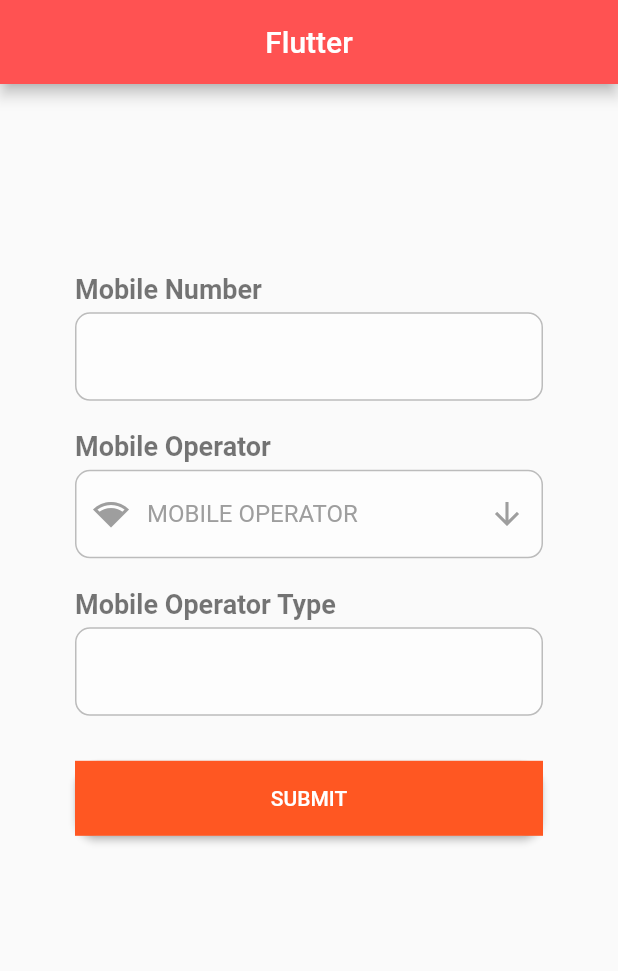
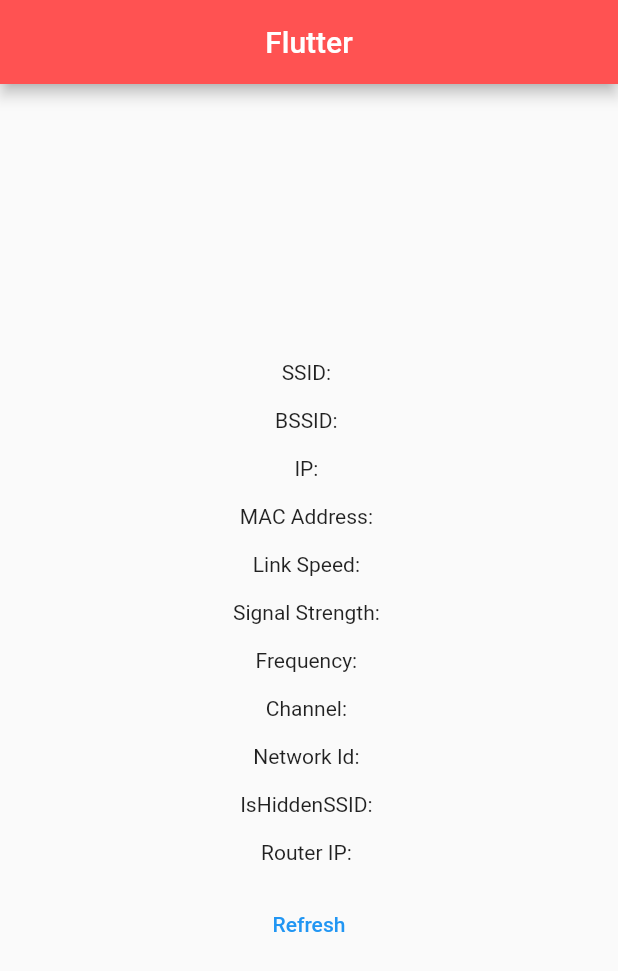
Before and after one commit to tishan007/flutter_practice, a Flutter app: the screen it shows after launch, on a phone screen of 412 x 824 dp. Shown: the top 971 px of the screen. Run offline on Flutter 3.47's test engine with Material 2 defaults, Android fonts, the phone set to English and light mode, and no system bars; our stand-ins replace toast; missing offline and left inert: wifi_connection.

Commit message:
added web part and wifi connection info

```diff
--- a/lib/main.dart
+++ b/lib/main.dart
@@ -1,6 +1,8 @@
 import 'package:flutter/material.dart';
 import 'package:flutter_practice/pages/popup_radiolisttile.dart';
+import 'package:flutter_practice/pages/wifi_connection.dart';
 import 'package:toast/toast.dart';
+import 'package:wifi_connection/WifiConnection.dart';
 
 void main() {
   runApp(MaterialApp(debugShowCheckedModeBanner: false, home: MyApp()));
@@ -20,14 +22,15 @@ class _MyAppState extends State<MyApp> {
     return MaterialApp(
       debugShowCheckedModeBanner: false,
       home: Scaffold(
-        resizeToAvoidBottomPadding: false,
+        //resizeToAvoidBottomPadding: false,      //for web part it should be commented
         appBar: AppBar(
           centerTitle: true,
           title: Text("Flutter"),
           backgroundColor: Colors.redAccent,
         ),
         body: Center(
-            child: PopUpRadioListTile(),
+            //child: PopUpRadioListTile(),
+            child: WifiConnectionPage(),
         ),
       ),
     );
--- /dev/null
+++ b/lib/pages/wifi_connection.dart
@@ -0,0 +1,74 @@
+import 'package:flutter/material.dart';
+import 'dart:async';
+
+import 'package:flutter/services.dart';
+import 'package:wifi_connection/WifiConnection.dart';
+import 'package:wifi_connection/WifiInfo.dart';
+
+
+class WifiConnectionPage extends StatefulWidget {
+  @override
+  _WifiConnectionPageState createState() => _WifiConnectionPageState();
+}
+
+class _WifiConnectionPageState extends State<WifiConnectionPage> {
+  WifiInfo _wifiInfo = WifiInfo();
+
+  @override
+  void initState() {
+    super.initState();
+    initPlatformState();
+  }
+
+  // Platform messages are asynchronous, so we initialize in an async method.
+  Future<void> initPlatformState() async {
+    WifiInfo wifiInfo;
+    // Platform messages may fail, so we use a try/catch PlatformException.
+    try {
+      wifiInfo = await WifiConnection.wifiInfo;
+    } on PlatformException {
+      wifiInfo = null;
+    }
+
+    // If the widget was removed from the tree while the asynchronous platform
+    // message was in flight, we want to discard the reply rather than calling
+    // setState to update our non-existent appearance.
+    if (!mounted) return;
+
+    setState(() {
+      _wifiInfo = wifiInfo;
+    });
+  }
+
+  @override
+  Widget build(BuildContext context) {
+    return MaterialApp(
+      debugShowCheckedModeBanner: false,
+      home: Scaffold(
+        body: Center(
+          child: Column(
+              mainAxisAlignment: MainAxisAlignment.center,
+              crossAxisAlignment: CrossAxisAlignment.center,
+              children: [
+                Text('SSID: ${_wifiInfo.ssid}\n'),
+                Text('BSSID: ${_wifiInfo.bssId}\n'),
+                Text('IP: ${_wifiInfo.ipAddress}\n'),
+                Text('MAC Address: ${_wifiInfo.macAddress}\n'),
+                Text('Link Speed: ${_wifiInfo.linkSpeed}\n'),
+                Text('Signal Strength: ${_wifiInfo.signalStrength}\n'),
+                Text('Frequency: ${_wifiInfo.frequency}\n'),
+                Text('Channel: ${_wifiInfo.channel}\n'),
+                Text('Network Id: ${_wifiInfo.networkId}\n'),
+                Text('IsHiddenSSID: ${_wifiInfo.isHiddenSSid}\n'),
+                Text('Router IP: ${_wifiInfo.routerIp}\n'),
+                TextButton(
+                    onPressed: () {
+                      initPlatformState();
+                    },
+                    child: Text('Refresh'))
+              ]),
+        ),
+      ),
+    );
+  }
+}
--- a/pubspec.yaml
+++ b/pubspec.yaml
@@ -29,6 +29,7 @@ dependencies:
   # Use with the CupertinoIcons class for iOS style icons.
   cupertino_icons: ^1.0.1
   toast: ^0.1.5
+  wifi_connection: ^0.0.2
 
 dev_dependencies:
   flutter_test:
```
Also changed, not shown: pubspec.lock, 3 other files.
